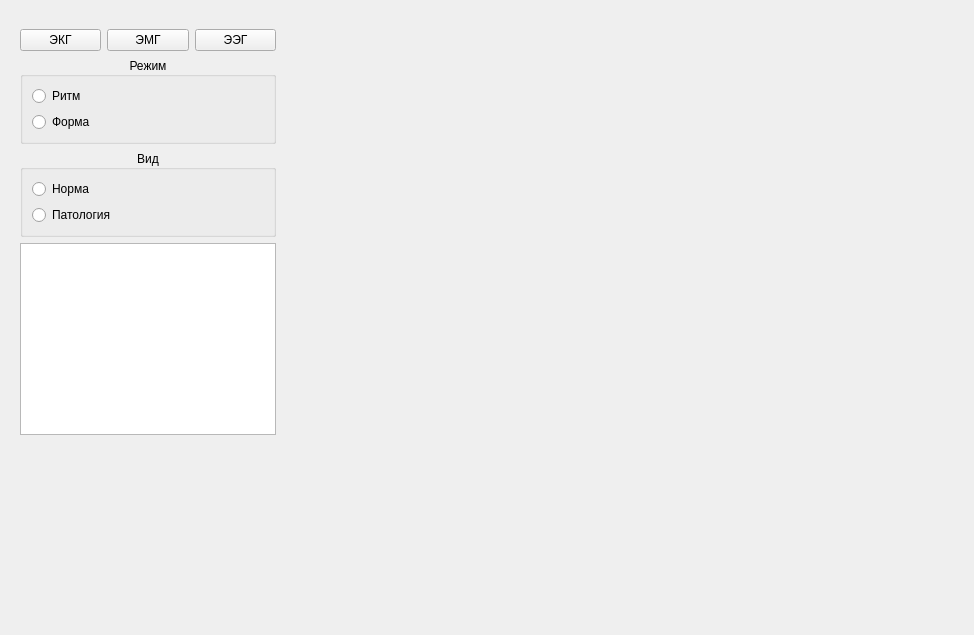
Old version of the form src/Tratining/Form/tratining_form.ui in the repository ArtemKuznetsov95/simulator.
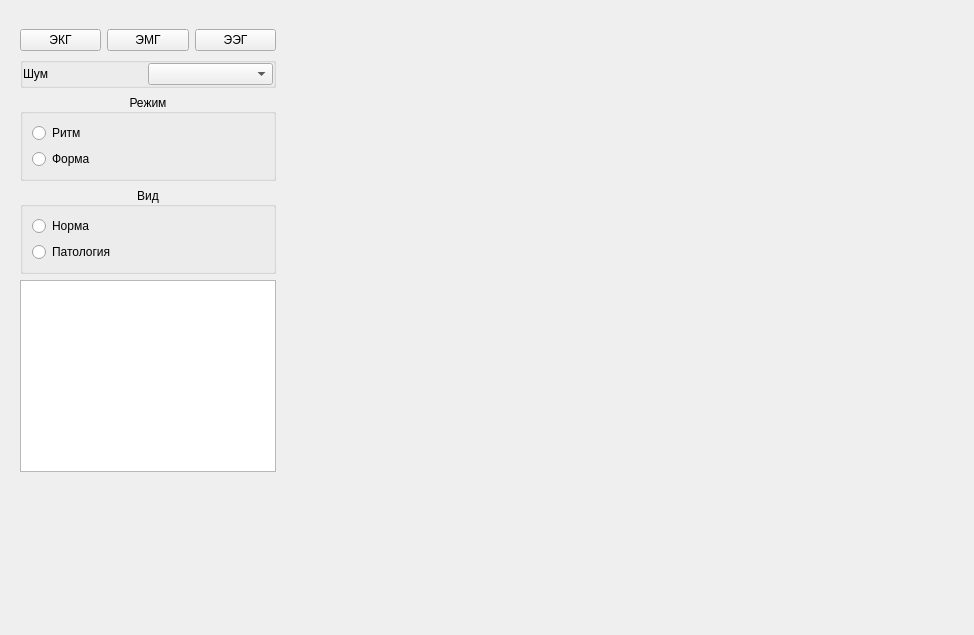
New version of the form.

The edit to the form file:
```diff
--- a/src/Tratining/Form/tratining_form.ui
+++ b/src/Tratining/Form/tratining_form.ui
@@ -11,7 +11,7 @@
    </rect>
   </property>
   <property name="sizePolicy">
-   <sizepolicy hsizetype="Ignored" vsizetype="Ignored">
+   <sizepolicy hsizetype="Expanding" vsizetype="Expanding">
     <horstretch>0</horstretch>
     <verstretch>0</verstretch>
    </sizepolicy>
@@ -93,6 +93,40 @@
            </item>
           </layout>
          </item>
+         <item>
+          <widget class="QGroupBox" name="groupBox">
+           <property name="title">
+            <string/>
+           </property>
+           <layout class="QHBoxLayout" name="horizontalLayout_3">
+            <property name="spacing">
+             <number>0</number>
+            </property>
+            <property name="leftMargin">
+             <number>0</number>
+            </property>
+            <property name="topMargin">
+             <number>0</number>
+            </property>
+            <property name="rightMargin">
+             <number>0</number>
+            </property>
+            <property name="bottomMargin">
+             <number>0</number>
+            </property>
+            <item>
+             <widget class="QLabel" name="label">
+              <property name="text">
+               <string>Шум</string>
+              </property>
+             </widget>
+            </item>
+            <item>
+             <widget class="QComboBox" name="m_comboBox_noise"/>
+            </item>
+           </layout>
+          </widget>
+         </item>
          <item>
           <widget class="QGroupBox" name="m_groupBox_mode">
            <property name="title">
```
